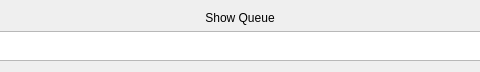
The window that src/libtomahawk/playlist/QueueView.ui (tomahawk-player/tomahawk) describes before a commit, drawn with Qt 5; both pictures show x 147 to 627 and y 0 to 72 of the 774 by 72 pixel window.
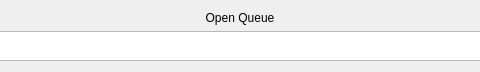
The same window after the commit. Custom widgets are drawn as their Qt base class.

Commit message: * Remove items from queue when they're played.

```diff
--- a/src/libtomahawk/playlist/QueueView.ui
+++ b/src/libtomahawk/playlist/QueueView.ui
@@ -38,7 +38,7 @@
       <bool>true</bool>
      </property>
      <property name="text">
-      <string>Show Queue</string>
+      <string>Open Queue</string>
      </property>
      <property name="alignment">
       <set>Qt::AlignCenter</set>
```
The commit also changes 2 other files.
